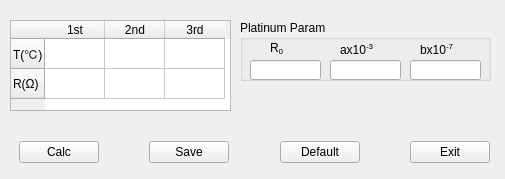
Old version of the form source/systemset/systemsetdlg/ui/chkplasensor.ui in the repository flimmy78/qtverify.
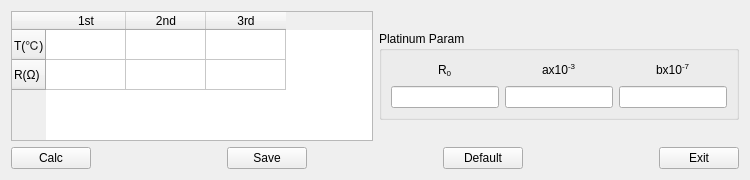
New version of the form.

What changed in the file:
```diff
--- a/source/systemset/systemsetdlg/ui/chkplasensor.ui
+++ b/source/systemset/systemsetdlg/ui/chkplasensor.ui
@@ -6,36 +6,36 @@
    <rect>
     <x>0</x>
     <y>0</y>
-    <width>505</width>
-    <height>179</height>
+    <width>750</width>
+    <height>180</height>
    </rect>
   </property>
   <property name="minimumSize">
    <size>
-    <width>505</width>
-    <height>179</height>
+    <width>750</width>
+    <height>180</height>
    </size>
   </property>
   <property name="maximumSize">
    <size>
-    <width>505</width>
-    <height>179</height>
+    <width>750</width>
+    <height>180</height>
    </size>
   </property>
   <property name="windowTitle">
    <string>Checked Platinum Sensor</string>
   </property>
+  <layout class="QGridLayout" name="gridLayout">
+   <item row="0" column="0">
   <widget class="QTableWidget" name="tbl_t_r">
-   <property name="geometry">
-    <rect>
-     <x>10</x>
-     <y>20</y>
-     <width>221</width>
-     <height>91</height>
-    </rect>
+     <property name="sizePolicy">
+      <sizepolicy hsizetype="Preferred" vsizetype="Preferred">
+       <horstretch>0</horstretch>
+       <verstretch>0</verstretch>
+      </sizepolicy>
    </property>
    <attribute name="horizontalHeaderDefaultSectionSize">
-    <number>60</number>
+      <number>80</number>
    </attribute>
    <row>
     <property name="text">
@@ -68,14 +68,14 @@
     </property>
    </item>
   </widget>
+   </item>
+   <item row="0" column="1">
   <widget class="QGroupBox" name="groupBox_6">
-   <property name="geometry">
-    <rect>
-     <x>240</x>
-     <y>20</y>
-     <width>251</width>
-     <height>61</height>
-    </rect>
+     <property name="sizePolicy">
+      <sizepolicy hsizetype="Fixed" vsizetype="Fixed">
+       <horstretch>0</horstretch>
+       <verstretch>0</verstretch>
+      </sizepolicy>
    </property>
    <property name="title">
     <string>Platinum Param</string>
@@ -83,88 +83,147 @@
    <property name="checkable">
     <bool>false</bool>
    </property>
-   <widget class="QLineEdit" name="lineEdit_r0">
-    <property name="geometry">
-     <rect>
-      <x>10</x>
-      <y>40</y>
-      <width>71</width>
-      <height>20</height>
-     </rect>
-    </property>
-    <property name="text">
-     <string/>
-    </property>
-   </widget>
-   <widget class="QLineEdit" name="lineEdit_a">
-    <property name="geometry">
-     <rect>
-      <x>90</x>
-      <y>40</y>
-      <width>71</width>
+     <layout class="QHBoxLayout" name="horizontalLayout_5">
+      <item>
+       <layout class="QVBoxLayout" name="verticalLayout">
+        <item>
+         <layout class="QHBoxLayout" name="horizontalLayout_2">
+          <item>
+           <spacer name="horizontalSpacer_4">
+            <property name="orientation">
+             <enum>Qt::Horizontal</enum>
+            </property>
+            <property name="sizeHint" stdset="0">
+             <size>
+              <width>13</width>
       <height>20</height>
-     </rect>
-    </property>
-   </widget>
-   <widget class="QLineEdit" name="lineEdit_b">
-    <property name="geometry">
-     <rect>
-      <x>170</x>
-      <y>40</y>
-      <width>71</width>
-      <height>20</height>
-     </rect>
-    </property>
-   </widget>
+             </size>
+            </property>
+           </spacer>
+          </item>
+          <item>
    <widget class="QLabel" name="label_7">
-    <property name="geometry">
-     <rect>
-      <x>30</x>
-      <y>20</y>
-      <width>21</width>
-      <height>16</height>
-     </rect>
-    </property>
     <property name="text">
      <string>&lt;html&gt;&lt;head/&gt;&lt;body&gt;&lt;p&gt;R&lt;span style=&quot; vertical-align:sub;&quot;&gt;0&lt;/span&gt;&lt;/p&gt;&lt;/body&gt;&lt;/html&gt;</string>
     </property>
    </widget>
+          </item>
+          <item>
+           <spacer name="horizontalSpacer_5">
+            <property name="orientation">
+             <enum>Qt::Horizontal</enum>
+            </property>
+            <property name="sizeHint" stdset="0">
+             <size>
+              <width>13</width>
+              <height>20</height>
+             </size>
+            </property>
+           </spacer>
+          </item>
+         </layout>
+        </item>
+        <item>
+         <widget class="QLineEdit" name="lineEdit_r0">
+          <property name="text">
+           <string/>
+          </property>
+         </widget>
+        </item>
+       </layout>
+      </item>
+      <item>
+       <layout class="QVBoxLayout" name="verticalLayout_2">
+        <item>
+         <layout class="QHBoxLayout" name="horizontalLayout_3">
+          <item>
+           <spacer name="horizontalSpacer_7">
+            <property name="orientation">
+             <enum>Qt::Horizontal</enum>
+            </property>
+            <property name="sizeHint" stdset="0">
+             <size>
+              <width>13</width>
+              <height>20</height>
+             </size>
+            </property>
+           </spacer>
+          </item>
+          <item>
    <widget class="QLabel" name="label_8">
-    <property name="geometry">
-     <rect>
-      <x>100</x>
-      <y>20</y>
-      <width>51</width>
-      <height>20</height>
-     </rect>
-    </property>
     <property name="text">
      <string>&lt;html&gt;&lt;head/&gt;&lt;body&gt;&lt;p&gt;ax10&lt;span style=&quot; vertical-align:super;&quot;&gt;-3&lt;/span&gt;&lt;/p&gt;&lt;/body&gt;&lt;/html&gt;</string>
     </property>
    </widget>
+          </item>
+          <item>
+           <spacer name="horizontalSpacer_8">
+            <property name="orientation">
+             <enum>Qt::Horizontal</enum>
+            </property>
+            <property name="sizeHint" stdset="0">
+             <size>
+              <width>18</width>
+              <height>20</height>
+             </size>
+            </property>
+           </spacer>
+          </item>
+         </layout>
+        </item>
+        <item>
+         <widget class="QLineEdit" name="lineEdit_a"/>
+        </item>
+       </layout>
+      </item>
+      <item>
+       <layout class="QVBoxLayout" name="verticalLayout_3">
+        <item>
+         <layout class="QHBoxLayout" name="horizontalLayout_4">
+          <item>
+           <spacer name="horizontalSpacer_9">
+            <property name="orientation">
+             <enum>Qt::Horizontal</enum>
+            </property>
+            <property name="sizeHint" stdset="0">
+             <size>
+              <width>13</width>
+              <height>20</height>
+             </size>
+            </property>
+           </spacer>
+          </item>
+          <item>
    <widget class="QLabel" name="label_9">
-    <property name="geometry">
-     <rect>
-      <x>180</x>
-      <y>20</y>
-      <width>51</width>
-      <height>20</height>
-     </rect>
-    </property>
     <property name="text">
      <string>&lt;html&gt;&lt;head/&gt;&lt;body&gt;&lt;p&gt;bx10&lt;span style=&quot; vertical-align:super;&quot;&gt;-7&lt;/span&gt;&lt;/p&gt;&lt;/body&gt;&lt;/html&gt;</string>
     </property>
    </widget>
-  </widget>
-  <widget class="QWidget" name="">
-   <property name="geometry">
-    <rect>
-     <x>19</x>
-     <y>140</y>
-     <width>471</width>
-     <height>25</height>
-    </rect>
-   </property>
+          </item>
+          <item>
+           <spacer name="horizontalSpacer_10">
+            <property name="orientation">
+             <enum>Qt::Horizontal</enum>
+            </property>
+            <property name="sizeHint" stdset="0">
+             <size>
+              <width>18</width>
+              <height>20</height>
+             </size>
+            </property>
+           </spacer>
+          </item>
+         </layout>
+        </item>
+        <item>
+         <widget class="QLineEdit" name="lineEdit_b"/>
+        </item>
+       </layout>
+      </item>
+     </layout>
+    </widget>
+   </item>
+   <item row="1" column="0" colspan="2">
    <layout class="QHBoxLayout" name="horizontalLayout">
     <item>
      <widget class="QPushButton" name="btn_calc">
@@ -234,7 +293,8 @@
      </widget>
     </item>
    </layout>
-  </widget>
+   </item>
+  </layout>
  </widget>
  <resources/>
  <connections/>
```
Lines whose indentation alone changed are shown as unchanged.
